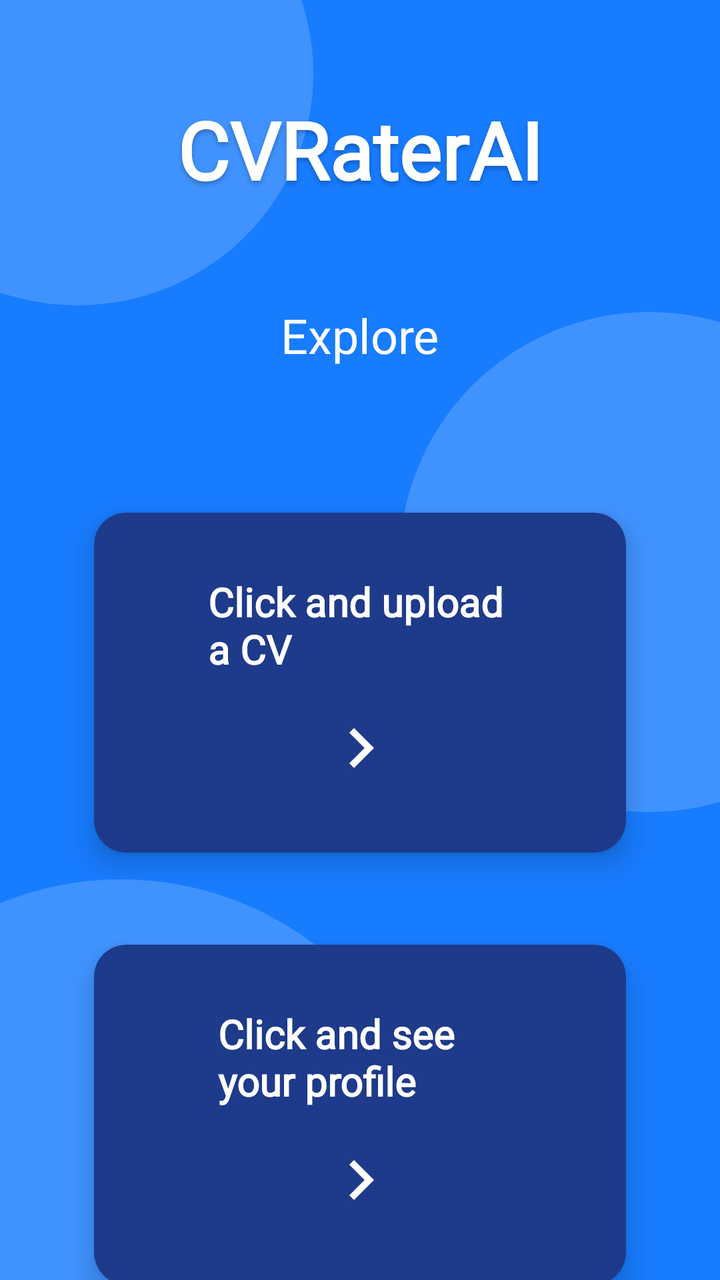
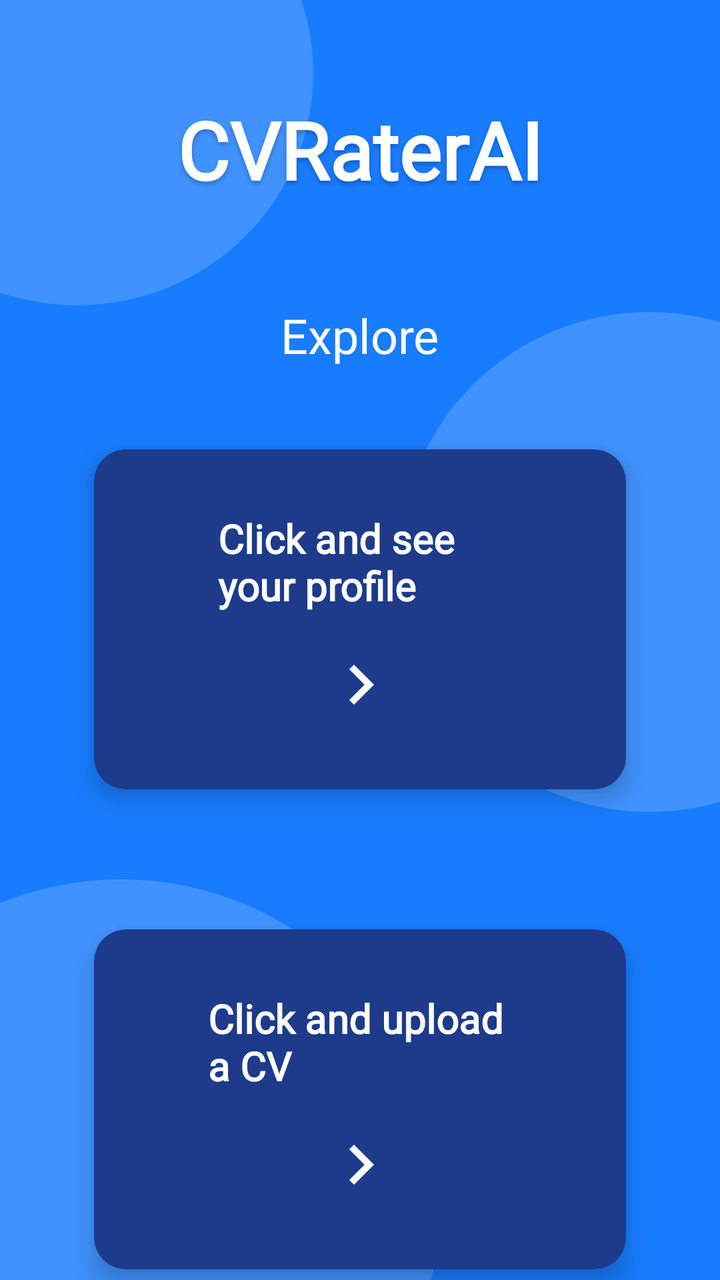

Screens rendered from an Android XML layout before and after an edit, with the pre-edit source and the edit as a unified diff.
<!-- AndroidManifest.xml: application theme Theme.MyApplication -->
<!-- res/layout/fragment_home_page.xml -->
<?xml version="1.0" encoding="utf-8"?>
<androidx.constraintlayout.widget.ConstraintLayout xmlns:android="http://schemas.android.com/apk/res/android"
    xmlns:app="http://schemas.android.com/apk/res-auto"
    xmlns:tools="http://schemas.android.com/tools"
    android:layout_width="match_parent"
    android:layout_height="match_parent"
    android:background="@color/box_blue"
    tools:context=".HomePageFragment">

    <View
        android:id="@+id/view4"
        android:layout_width="250dp"
        android:layout_height="250dp"
        android:layout_marginEnd="-90dp"
        android:background="@drawable/circle_bubblee"
        app:layout_constraintBottom_toBottomOf="parent"
        app:layout_constraintEnd_toEndOf="parent"
        app:layout_constraintTop_toTopOf="parent"
        app:layout_constraintVertical_bias="0.4" />

    <View
        android:id="@+id/view3"
        android:layout_width="320dp"
        android:layout_height="320dp"
        android:layout_marginStart="-100dp"
        android:layout_marginBottom="-120dp"
        android:background="@drawable/circle_bubblee"
        app:layout_constraintBottom_toBottomOf="parent"
        app:layout_constraintStart_toStartOf="parent" />

    <View
        android:id="@+id/view2"
        android:layout_width="236dp"
        android:layout_height="232dp"
        android:layout_marginStart="-80dp"
        android:layout_marginTop="-80dp"
        android:background="@drawable/circle_bubblee"
        app:layout_constraintStart_toStartOf="parent"
        app:layout_constraintTop_toTopOf="parent" />

    <androidx.cardview.widget.CardView
        android:id="@+id/cardProfile"
        android:layout_width="300dp"
        android:layout_height="216dp"
        android:layout_marginHorizontal="32dp"
        android:layout_marginBottom="62dp"
        android:elevation="8dp"
        app:cardBackgroundColor="@color/btn_blue"
        app:cardCornerRadius="16dp"
        app:cardElevation="8dp"
        app:cardMaxElevation="12dp"
        app:cardPreventCornerOverlap="true"
        app:cardUseCompatPadding="true"
        app:layout_constraintBottom_toTopOf="@+id/view"
        app:layout_constraintEnd_toEndOf="parent"
        app:layout_constraintStart_toStartOf="parent"
        app:layout_constraintTop_toBottomOf="@+id/cardProfile">

        <LinearLayout
            android:layout_width="267dp"
            android:layout_height="169dp"
            android:gravity="center"
            android:orientation="vertical"
            android:padding="24dp">

            <TextView
                android:layout_width="143dp"
                android:layout_height="wrap_content"
                android:fontFamily="@font/poppins_semibold"
                android:text="Click and see your profile"
                android:textColor="@color/white"
                android:textSize="20sp"
                android:textStyle="bold" />

            <ImageView
                android:layout_width="40dp"
                android:layout_height="40dp"
                android:layout_marginTop="16dp"
                android:src="@drawable/ic_arrow_right"
                app:tint="@color/white" />

        </LinearLayout>

    </androidx.cardview.widget.CardView>

    <androidx.cardview.widget.CardView
        android:id="@+id/cardProfile"
        android:layout_width="300dp"
        android:layout_height="216dp"
        android:layout_marginHorizontal="32dp"
        android:layout_marginTop="132dp"
        android:layout_marginBottom="62dp"
        android:elevation="8dp"
        app:cardBackgroundColor="@color/btn_blue"
        app:cardCornerRadius="16dp"
        app:cardElevation="8dp"
        app:cardMaxElevation="12dp"
        app:cardPreventCornerOverlap="true"
        app:cardUseCompatPadding="true"
        app:layout_constraintBottom_toTopOf="@+id/view"
        app:layout_constraintEnd_toEndOf="parent"
        app:layout_constraintStart_toStartOf="parent"
        app:layout_constraintTop_toBottomOf="@id/tvTitle">

        <LinearLayout
            android:layout_width="267dp"
            android:layout_height="169dp"
            android:gravity="center"
            android:orientation="vertical"
            android:padding="24dp">

            <TextView
                android:layout_width="153dp"
                android:layout_height="wrap_content"
                android:fontFamily="@font/poppins_semibold"
                android:text="Click and upload a CV"
                android:textColor="@color/white"
                android:textSize="20sp"
                android:textStyle="bold" />

            <ImageView
                android:layout_width="40dp"
                android:layout_height="40dp"
                android:layout_marginTop="16dp"
                android:src="@drawable/ic_arrow_right"
                app:tint="@color/white" />

        </LinearLayout>

    </androidx.cardview.widget.CardView>

    <TextView
        android:id="@+id/tvTitle"
        android:layout_width="wrap_content"
        android:layout_height="wrap_content"
        android:layout_marginTop="48dp"
        android:fontFamily="@font/poppins_bold"
        android:text="CVRaterAI"
        android:elevation="6dp"
        android:shadowColor="#40000000"
        android:shadowDx="0"
        android:shadowDy="4"
        android:shadowRadius="6"
        android:textColor="@color/white"
        android:textSize="40sp"
        android:textStyle="bold"
        app:layout_constraintEnd_toEndOf="parent"
        app:layout_constraintStart_toStartOf="parent"
        app:layout_constraintTop_toTopOf="parent" />

    <TextView
        android:id="@+id/tvExplore"
        android:layout_width="wrap_content"
        android:layout_height="wrap_content"
        android:layout_marginTop="50dp"
        android:fontFamily="@font/poppins_regular"
        android:text="Explore"
        android:textColor="@color/white"
        android:textSize="24sp"
        app:layout_constraintEnd_toEndOf="parent"
        app:layout_constraintStart_toStartOf="parent"
        app:layout_constraintTop_toBottomOf="@id/tvTitle" />

</androidx.constraintlayout.widget.ConstraintLayout>
<!-- resources referenced by this layout -->
<resources>
  <color name="box_blue">#187CFF</color>
  <color name="btn_blue">#1E3A8A</color>
  <color name="white">#FFFFFFFF</color>
  <!-- drawable circle_bubblee (drawable) -->
  <?xml version="1.0" encoding="utf-8"?>
  <shape xmlns:android="http://schemas.android.com/apk/res/android"
      android:shape="oval">
      <solid android:color="@color/accent_blue" />
  </shape>
  <!-- drawable ic_arrow_right (drawable) -->
  <?xml version="1.0" encoding="utf-8"?>
  <vector xmlns:android="http://schemas.android.com/apk/res/android"
      android:width="24dp"
      android:height="24dp"
      android:viewportWidth="24"
      android:viewportHeight="24">
      <path
          android:fillColor="#000000"
          android:pathData="M8.59,16.59L13.17,12L8.59,7.41L10,6L16,12L10,18L8.59,16.59Z" />
  </vector>
  <style name="Theme.MyApplication" parent="Base.Theme.MyApplication" />
  <color name="accent_blue">#4093FF</color>
  <style name="Base.Theme.MyApplication" parent="Theme.Material3.DayNight.NoActionBar">
          
          
      </style>
</resources>

<!-- the commit's change to res/layout/fragment_home_page.xml (unified diff, before → after) -->
@@ -51,10 +51,11 @@
         app:cardMaxElevation="12dp"
         app:cardPreventCornerOverlap="true"
         app:cardUseCompatPadding="true"
-        app:layout_constraintBottom_toTopOf="@+id/view"
+        app:layout_constraintBottom_toBottomOf="parent"
         app:layout_constraintEnd_toEndOf="parent"
         app:layout_constraintStart_toStartOf="parent"
-        app:layout_constraintTop_toBottomOf="@+id/cardProfile">
+        app:layout_constraintTop_toBottomOf="@id/tvExplore"
+        app:layout_constraintVertical_bias="0.1">
 
         <LinearLayout
             android:layout_width="267dp"
@@ -84,12 +85,11 @@
     </androidx.cardview.widget.CardView>
 
     <androidx.cardview.widget.CardView
-        android:id="@+id/cardProfile"
+        android:id="@+id/cardUploadCV"
         android:layout_width="300dp"
         android:layout_height="216dp"
         android:layout_marginHorizontal="32dp"
-        android:layout_marginTop="132dp"
-        android:layout_marginBottom="62dp"
+        android:layout_marginTop="24dp"
         android:elevation="8dp"
         app:cardBackgroundColor="@color/btn_blue"
         app:cardCornerRadius="16dp"
@@ -97,10 +97,9 @@
         app:cardMaxElevation="12dp"
         app:cardPreventCornerOverlap="true"
         app:cardUseCompatPadding="true"
-        app:layout_constraintBottom_toTopOf="@+id/view"
         app:layout_constraintEnd_toEndOf="parent"
         app:layout_constraintStart_toStartOf="parent"
-        app:layout_constraintTop_toBottomOf="@id/tvTitle">
+        app:layout_constraintTop_toBottomOf="@id/cardProfile">
 
         <LinearLayout
             android:layout_width="267dp"
